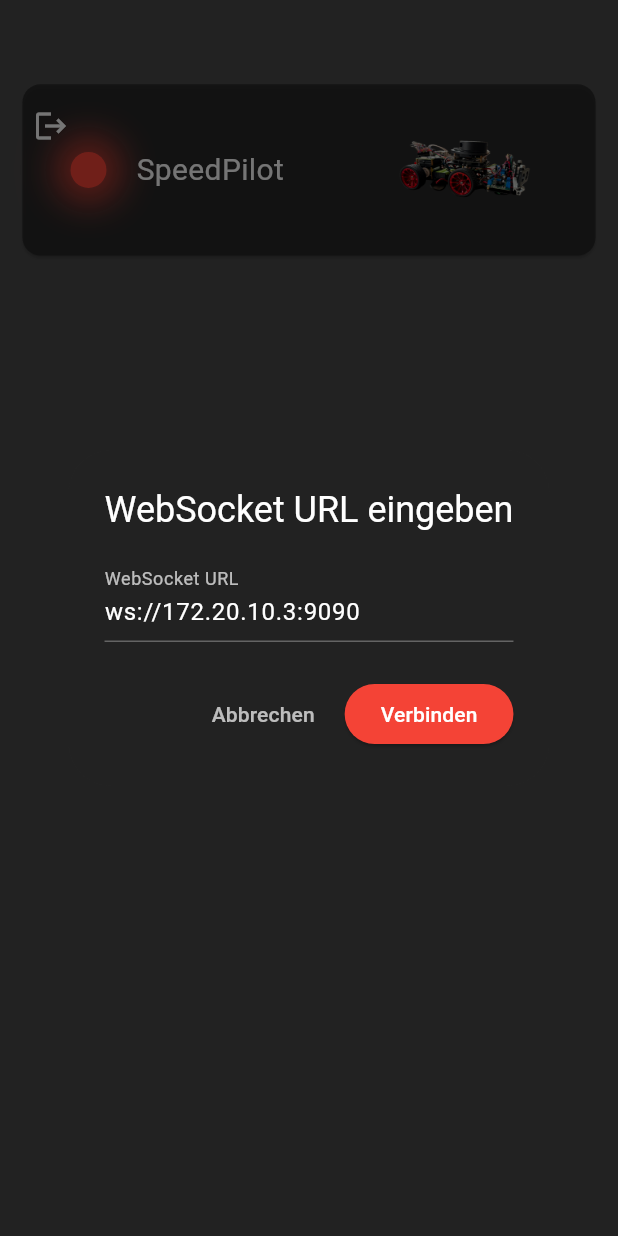
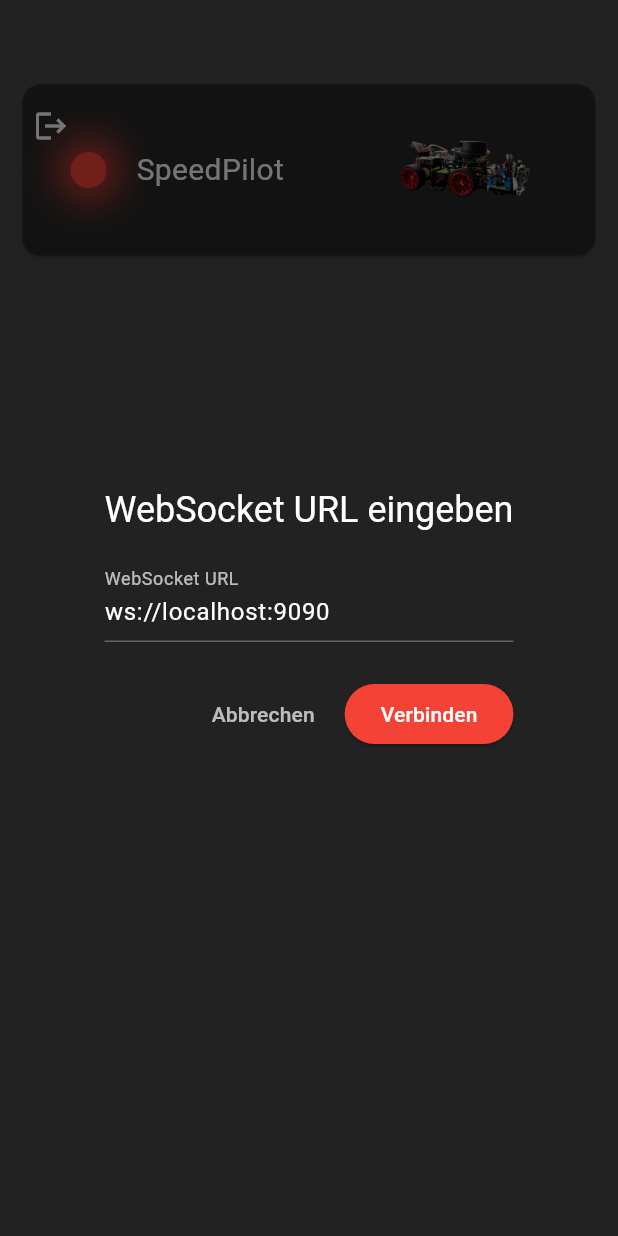
Before and after one commit to tobiassng/speedpilot, a Flutter app: the screen it shows after launch, after a tap on "SpeedPilot", on a phone screen of 412 x 824 dp. Run offline on Flutter 3.47's test engine with Material 3 defaults, Android fonts, the phone set to English and light mode, and no system bars; our stand-ins replace syncfusion_flutter_gauges; missing offline and left inert: flutter_joystick; project files that could hold a hidden picture were left out.

Commit message:
Revert "Update device_list.dart"
This reverts commit 1d3db49c388154812ee93d0552bc561cc6b229b6.

```diff
--- a/lib/starting_page/features/device_list.dart
+++ b/lib/starting_page/features/device_list.dart
@@ -116,7 +116,7 @@
             margin: const EdgeInsets.symmetric(vertical: 15, horizontal: 15),
             child: InkWell(
               onTap: () async {
-                String defaultUrl = 'ws://172.20.10.3:9090';
+                String defaultUrl = 'ws://localhost:9090';
                 final controller = TextEditingController(text: defaultUrl);
 
                 String? url = await showDialog<String>(
```
